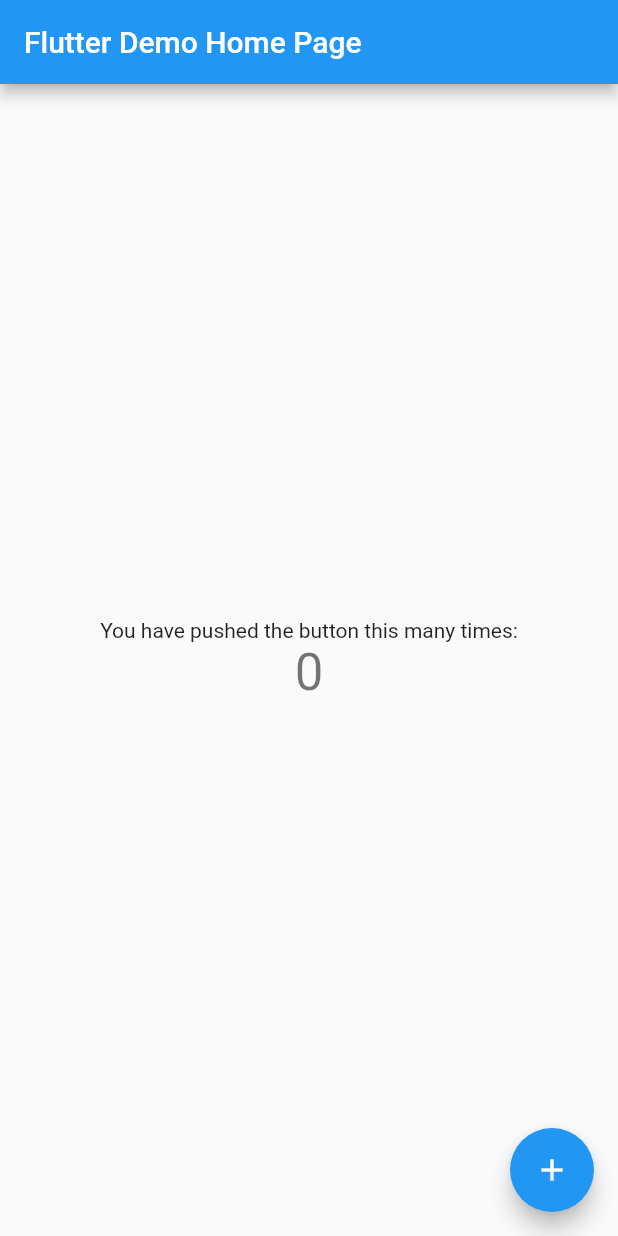
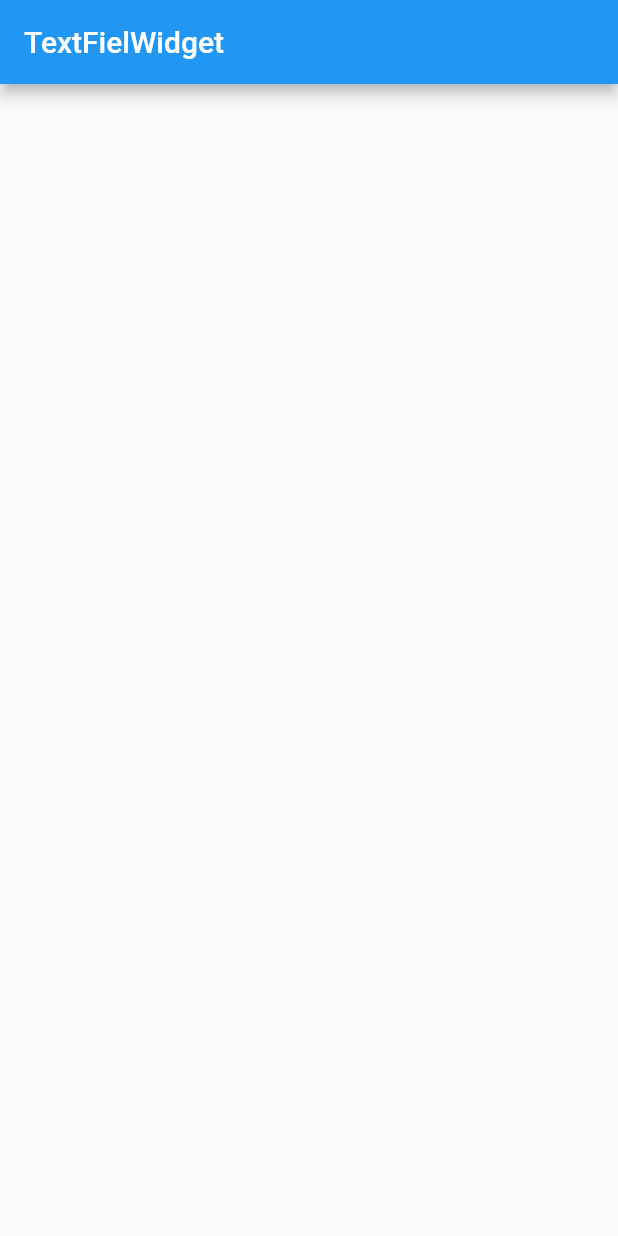
Before and after one commit to CristianCastellanos22/textfield_app, a Flutter app: the screen it shows after launch, on a phone screen of 412 x 824 dp. Run offline on Flutter 3.47's test engine with Material 2 defaults, Android fonts, the phone set to English and light mode, and no system bars.

Commit message:
maint.dart -> se elimina el código generado por el IDE y se reemplazo con la nueva instancia hacia el método MyTextField().
textfield.dart -> se generan las clases necesarias para el proyecto, se crea el scaffold.

```diff
--- a/lib/main.dart
+++ b/lib/main.dart
@@ -1,111 +1,12 @@
 import 'package:flutter/material.dart';
+import 'package:textfield_app/src/textfield.dart';
 
-void main() => runApp(MyApp());
+//void main() => runApp(MyApp());
 
-class MyApp extends StatelessWidget {
-  // This widget is the root of your application.
-  @override
-  Widget build(BuildContext context) {
-    return MaterialApp(
-      title: 'Flutter Demo',
-      theme: ThemeData(
-        // This is the theme of your application.
-        //
-        // Try running your application with "flutter run". You'll see the
-        // application has a blue toolbar. Then, without quitting the app, try
-        // changing the primarySwatch below to Colors.green and then invoke
-        // "hot reload" (press "r" in the console where you ran "flutter run",
-        // or simply save your changes to "hot reload" in a Flutter IDE).
-        // Notice that the counter didn't reset back to zero; the application
-        // is not restarted.
-        primarySwatch: Colors.blue,
-      ),
-      home: MyHomePage(title: 'Flutter Demo Home Page'),
-    );
-  }
+void main() {
+  runApp(
+    MaterialApp(
+      home: MyTextField()
+    )
+  );
 }
-
-class MyHomePage extends StatefulWidget {
-  MyHomePage({Key key, this.title}) : super(key: key);
-
-  // This widget is the home page of your application. It is stateful, meaning
-  // that it has a State object (defined below) that contains fields that affect
-  // how it looks.
-
-  // This class is the configuration for the state. It holds the values (in this
-  // case the title) provided by the parent (in this case the App widget) and
-  // used by the build method of the State. Fields in a Widget subclass are
-  // always marked "final".
-
-  final String title;
-
-  @override
-  _MyHomePageState createState() => _MyHomePageState();
-}
-
-class _MyHomePageState extends State<MyHomePage> {
-  int _counter = 0;
-
-  void _incrementCounter() {
-    setState(() {
-      // This call to setState tells the Flutter framework that something has
-      // changed in this State, which causes it to rerun the build method below
-      // so that the display can reflect the updated values. If we changed
-      // _counter without calling setState(), then the build method would not be
-      // called again, and so nothing would appear to happen.
-      _counter++;
-    });
-  }
-
-  @override
-  Widget build(BuildContext context) {
-    // This method is rerun every time setState is called, for instance as done
-    // by the _incrementCounter method above.
-    //
-    // The Flutter framework has been optimized to make rerunning build methods
-    // fast, so that you can just rebuild anything that needs updating rather
-    // than having to individually change instances of widgets.
-    return Scaffold(
-      appBar: AppBar(
-        // Here we take the value from the MyHomePage object that was created by
-        // the App.build method, and use it to set our appbar title.
-        title: Text(widget.title),
-      ),
-      body: Center(
-        // Center is a layout widget. It takes a single child and positions it
-        // in the middle of the parent.
-        child: Column(
-          // Column is also a layout widget. It takes a list of children and
-          // arranges them vertically. By default, it sizes itself to fit its
-          // children horizontally, and tries to be as tall as its parent.
-          //
-          // Invoke "debug painting" (press "p" in the console, choose the
-          // "Toggle Debug Paint" action from the Flutter Inspector in Android
-          // Studio, or the "Toggle Debug Paint" command in Visual Studio Code)
-          // to see the wireframe for each widget.
-          //
-          // Column has various properties to control how it sizes itself and
-          // how it positions its children. Here we use mainAxisAlignment to
-          // center the children vertically; the main axis here is the vertical
-          // axis because Columns are vertical (the cross axis would be
-          // horizontal).
-          mainAxisAlignment: MainAxisAlignment.center,
-          children: <Widget>[
-            Text(
-              'You have pushed the button this many times:',
-            ),
-            Text(
-              '$_counter',
-              style: Theme.of(context).textTheme.display1,
-            ),
-          ],
-        ),
-      ),
-      floatingActionButton: FloatingActionButton(
-        onPressed: _incrementCounter,
-        tooltip: 'Increment',
-        child: Icon(Icons.add),
-      ), // This trailing comma makes auto-formatting nicer for build methods.
-    );
-  }
-}
--- /dev/null
+++ b/lib/src/textfield.dart
@@ -0,0 +1,26 @@
+import 'package:flutter/material.dart';
+
+class MyTextField extends StatefulWidget {
+  MyTextField({Key key}) : super(key: key);
+
+  _MyTextFieldState createState() => _MyTextFieldState();
+}
+
+class _MyTextFieldState extends State<MyTextField> {
+  @override
+  Widget build(BuildContext context) {
+    return Scaffold(
+      appBar: AppBar(
+        title: Text("TextFielWidget"),
+      ),
+      body: Container(
+        child: Column(
+          children: <Widget>[
+            Text(""),
+
+          ],
+        ),
+      ),
+    );
+  }
+}
```
